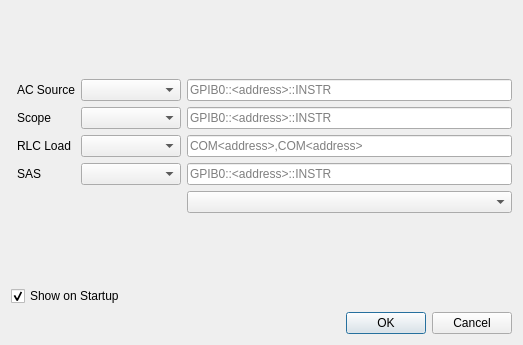
Old version of the form src/ui/Devices_Dialog.ui in the repository fsd16/One_Gui_To_Rule_Them_All.
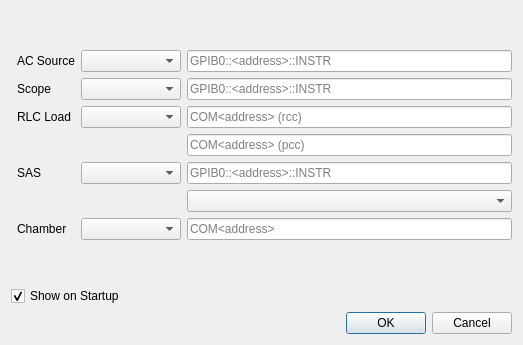
New version of the form.

Commit message: Update devices dialog to include chamber. Seperate rlc load com inputs

```diff
--- a/src/ui/Devices_Dialog.ui
+++ b/src/ui/Devices_Dialog.ui
@@ -16,27 +16,6 @@
   <layout class="QGridLayout" name="gridLayout_2">
    <item row="1" column="1">
     <layout class="QGridLayout" name="gridLayout">
-     <item row="3" column="2">
-      <widget class="QLineEdit" name="sas_entry_address">
-       <property name="placeholderText">
-        <string>GPIB0::&lt;address&gt;::INSTR</string>
-       </property>
-      </widget>
-     </item>
-     <item row="0" column="0">
-      <widget class="QLabel" name="label">
-       <property name="text">
-        <string>AC Source</string>
-       </property>
-      </widget>
-     </item>
-     <item row="2" column="0">
-      <widget class="QLabel" name="label_3">
-       <property name="text">
-        <string>RLC Load</string>
-       </property>
-      </widget>
-     </item>
      <item row="1" column="0">
       <widget class="QLabel" name="label_2">
        <property name="text">
@@ -44,27 +23,6 @@
        </property>
       </widget>
      </item>
-     <item row="3" column="0">
-      <widget class="QLabel" name="label_4">
-       <property name="text">
-        <string>SAS</string>
-       </property>
-      </widget>
-     </item>
-     <item row="4" column="2">
-      <widget class="QComboBox" name="sas_menu_config">
-       <property name="placeholderText">
-        <string>Cluster Config</string>
-       </property>
-      </widget>
-     </item>
-     <item row="1" column="2">
-      <widget class="QLineEdit" name="scope_entry_address">
-       <property name="placeholderText">
-        <string>GPIB0::&lt;address&gt;::INSTR</string>
-       </property>
-      </widget>
-     </item>
      <item row="0" column="2">
       <widget class="QLineEdit" name="ac_entry_address">
        <property name="placeholderText">
@@ -72,10 +30,45 @@
        </property>
       </widget>
      </item>
+     <item row="0" column="0">
+      <widget class="QLabel" name="label">
+       <property name="text">
+        <string>AC Source</string>
+       </property>
+      </widget>
+     </item>
+     <item row="7" column="1">
+      <widget class="QComboBox" name="chamber_menu_driver">
+       <property name="placeholderText">
+        <string>Select Driver</string>
+       </property>
+      </widget>
+     </item>
      <item row="2" column="2">
       <widget class="QLineEdit" name="rlc_entry_address">
        <property name="placeholderText">
-        <string>COM&lt;address&gt;,COM&lt;address&gt;</string>
+        <string>COM&lt;address&gt; (rcc)</string>
+       </property>
+      </widget>
+     </item>
+     <item row="1" column="2">
+      <widget class="QLineEdit" name="scope_entry_address">
+       <property name="placeholderText">
+        <string>GPIB0::&lt;address&gt;::INSTR</string>
+       </property>
+      </widget>
+     </item>
+     <item row="7" column="2">
+      <widget class="QLineEdit" name="chamber_entry_address">
+       <property name="placeholderText">
+        <string>COM&lt;address&gt;</string>
+       </property>
+      </widget>
+     </item>
+     <item row="4" column="2">
+      <widget class="QLineEdit" name="sas_entry_address">
+       <property name="placeholderText">
+        <string>GPIB0::&lt;address&gt;::INSTR</string>
        </property>
       </widget>
      </item>
@@ -86,6 +79,20 @@
        </property>
       </widget>
      </item>
+     <item row="5" column="2">
+      <widget class="QComboBox" name="sas_menu_config">
+       <property name="placeholderText">
+        <string>Cluster Config</string>
+       </property>
+      </widget>
+     </item>
+     <item row="7" column="0">
+      <widget class="QLabel" name="label_5">
+       <property name="text">
+        <string>Chamber</string>
+       </property>
+      </widget>
+     </item>
      <item row="1" column="1">
       <widget class="QComboBox" name="scope_menu_driver">
        <property name="placeholderText">
@@ -93,6 +100,13 @@
        </property>
       </widget>
      </item>
+     <item row="3" column="2">
+      <widget class="QLineEdit" name="rlc_entry_address_p">
+       <property name="placeholderText">
+        <string>COM&lt;address&gt; (pcc)</string>
+       </property>
+      </widget>
+     </item>
      <item row="2" column="1">
       <widget class="QComboBox" name="rlc_menu_driver">
        <property name="placeholderText">
@@ -100,13 +114,27 @@
        </property>
       </widget>
      </item>
-     <item row="3" column="1">
+     <item row="2" column="0">
+      <widget class="QLabel" name="label_3">
+       <property name="text">
+        <string>RLC Load</string>
+       </property>
+      </widget>
+     </item>
+     <item row="4" column="1">
       <widget class="QComboBox" name="sas_menu_driver">
        <property name="placeholderText">
         <string>Select Driver</string>
        </property>
       </widget>
      </item>
+     <item row="4" column="0">
+      <widget class="QLabel" name="label_4">
+       <property name="text">
+        <string>SAS</string>
+       </property>
+      </widget>
+     </item>
     </layout>
    </item>
    <item row="3" column="0" colspan="2">
```
Left out of the diff: 2 changed lines with no effect on the pictures. The commit also changes 3 other files.
